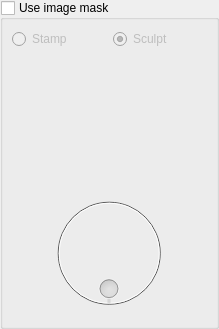
This is src/noggit/Red/UiCommon/ImageMaskSelector.ui in Marlamin/noggit-red as Qt 5 draws it before an edit. The edited form follows.
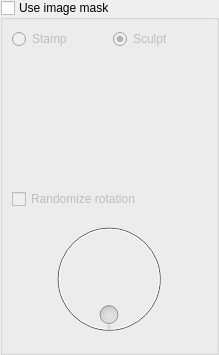
This is the edited form. Custom widgets are drawn as their Qt base class.

The edit to the form file:
```diff
--- a/src/noggit/Red/UiCommon/ImageMaskSelector.ui
+++ b/src/noggit/Red/UiCommon/ImageMaskSelector.ui
@@ -7,7 +7,7 @@
     <x>0</x>
     <y>0</y>
     <width>219</width>
-    <height>313</height>
+    <height>345</height>
    </rect>
   </property>
   <property name="sizePolicy">
@@ -102,6 +102,17 @@
         </property>
        </widget>
       </item>
+      <item>
+       <layout class="QHBoxLayout" name="horizontalLayout_2">
+        <item>
+         <widget class="QCheckBox" name="randomizeRotation">
+          <property name="text">
+           <string>Randomize rotation</string>
+          </property>
+         </widget>
+        </item>
+       </layout>
+      </item>
       <item alignment="Qt::AlignHCenter|Qt::AlignTop">
        <widget class="QDial" name="dial">
         <property name="minimumSize">
```
